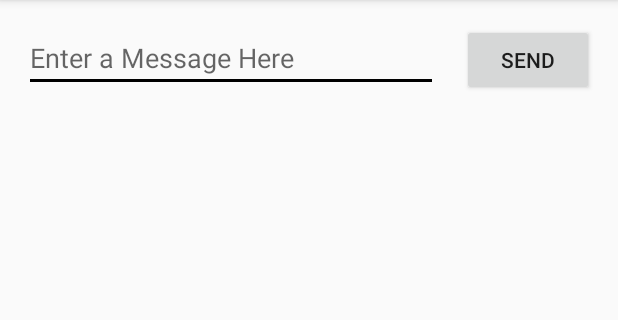
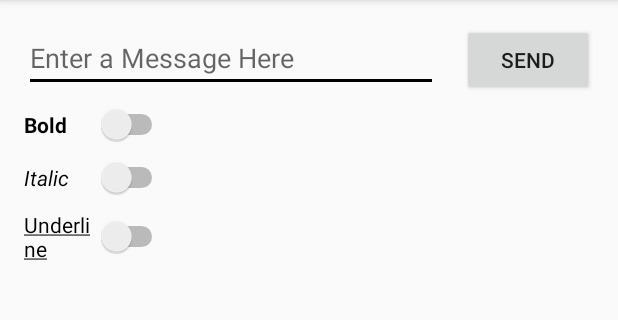
Before and after one commit to CSMACA/TutorialAndroidApp, an Android app: the screen it shows after launch (MainActivity), on a phone screen of 412 x 824 dp, the part 84-404 px from its top. Run offline under Robolectric (Android 15) with nearby library versions, the phone set to English and light mode, and no system bars.

Commit message:
Added user font typeface toggles. Doesn't currently work, will investigate.

```diff
--- a/app/src/main/java/com/example/tutorialapp/DisplayMessageActivity.kt
+++ b/app/src/main/java/com/example/tutorialapp/DisplayMessageActivity.kt
@@ -1,9 +1,12 @@
 package com.example.tutorialapp
 
+import android.graphics.Paint
+import android.graphics.Typeface
 import android.support.v7.app.AppCompatActivity
 import android.os.Bundle
 import android.widget.TextView
 import kotlinx.android.synthetic.main.activity_display_message.*
+import kotlinx.android.synthetic.main.activity_main.*
 
 class DisplayMessageActivity : AppCompatActivity() {
 
@@ -18,5 +21,15 @@ class DisplayMessageActivity : AppCompatActivity() {
         val textView = findViewById<TextView>(R.id.messageRepeated).apply {
             text = message
         }
+
+        if (bold_switch.isChecked) {
+            messageRepeated.setTypeface(textView.getTypeface(), Typeface.BOLD)
+        }
+        if (italic_switch.isChecked){
+            messageRepeated.setTypeface(textView.getTypeface(), Typeface.ITALIC)
+        }
+        if (underline_switch.isChecked){
+            messageRepeated.setPaintFlags(Paint.UNDERLINE_TEXT_FLAG)
+        }
     }
 }
--- a/app/src/main/res/layout/activity_display_message.xml
+++ b/app/src/main/res/layout/activity_display_message.xml
@@ -13,11 +13,11 @@
             app:layout_constraintEnd_toEndOf="parent" android:layout_marginStart="10dp" android:layout_marginEnd="10dp"
             app:layout_constraintBottom_toBottomOf="parent" android:layout_marginBottom="10dp"
             android:scrollbarStyle="insideOverlay"
-            android:id="@+id/repeat_scrollview">
+            android:id="@+id/repeatScrollview">
         <TextView
                 android:layout_width="match_parent"
                 android:layout_height="wrap_content" android:id="@+id/messageRepeated"
-                android:textAppearance="@style/TextAppearance.AppCompat.Display1" android:textAlignment="textStart"
+                android:textAppearance="@style/TextAppearance.AppCompat.Display1" android:layout_gravity="start" android:textAlignment="textStart"
                 android:text="@string/message_repeat_prologue" android:typeface="monospace" android:textSize="14sp"
                 android:lineSpacingExtra="14sp" android:textColor="@color/textColor"/>
     </ScrollView>
--- a/app/src/main/res/layout/activity_main.xml
+++ b/app/src/main/res/layout/activity_main.xml
@@ -13,7 +13,7 @@
             android:id="@+id/button"
             app:layout_constraintBaseline_toBaselineOf="@+id/editText"
             app:layout_constraintStart_toEndOf="@+id/editText" app:layout_constraintHorizontal_bias="0.5"
-            app:layout_constraintEnd_toEndOf="parent" android:layout_marginEnd="16dp" android:onClick="sendMessage"/>
+            app:layout_constraintEnd_toEndOf="parent" android:layout_marginRight="16dp" android:layout_marginEnd="16dp" android:onClick="sendMessage"/>
     <EditText
             android:layout_width="0dp"
             android:layout_height="wrap_content"
@@ -23,4 +23,30 @@
             app:layout_constraintEnd_toStartOf="@+id/button" android:layout_marginEnd="16dp"
             app:layout_constraintHorizontal_bias="0.5" android:layout_marginTop="16dp"
             app:layout_constraintTop_toTopOf="parent" android:inputType="text" android:hint="@string/enter_message"/>
+    <Switch
+            android:text="@string/bold_switch"
+            android:layout_width="0dp"
+            android:layout_height="wrap_content"
+            android:id="@+id/bold_switch" android:layout_marginTop="8dp"
+            app:layout_constraintTop_toBottomOf="@+id/editText" app:layout_constraintStart_toStartOf="parent"
+            android:layout_marginLeft="16dp" android:layout_marginStart="16dp" app:layout_constraintEnd_toEndOf="parent"
+            android:layout_marginEnd="300dp" android:layout_marginRight="300dp" android:textColor="@color/textColor"
+            android:textStyle="bold"/>
+    <Switch
+            android:text="@string/italic_switch"
+            android:layout_width="0dp"
+            android:layout_height="wrap_content"
+            android:id="@+id/italic_switch" android:layout_marginTop="8dp"
+            app:layout_constraintTop_toBottomOf="@+id/bold_switch" app:layout_constraintStart_toStartOf="parent"
+            android:layout_marginLeft="16dp" android:layout_marginStart="16dp" app:layout_constraintEnd_toEndOf="parent"
+            android:layout_marginEnd="300dp" android:layout_marginRight="300dp" android:textColor="@color/textColor"
+            android:textStyle="italic"/>
+    <Switch
+            android:text="@string/underline_switch"
+            android:layout_width="0dp"
+            android:layout_height="wrap_content"
+            android:id="@+id/underline_switch" android:layout_marginTop="8dp"
+            app:layout_constraintTop_toBottomOf="@+id/italic_switch" app:layout_constraintStart_toStartOf="parent"
+            android:layout_marginLeft="16dp" android:layout_marginStart="16dp" app:layout_constraintEnd_toEndOf="parent"
+            android:layout_marginEnd="300dp" android:layout_marginRight="300dp" android:textColor="@color/textColor"/>
 </android.support.constraint.ConstraintLayout>
--- a/app/src/main/res/values/strings.xml
+++ b/app/src/main/res/values/strings.xml
@@ -3,4 +3,7 @@
     <string name="button_send">Send</string>
     <string name="enter_message">Enter a Message Here</string>
     <string name="message_repeat_prologue">Your Message: %1$s</string>
+    <string name="bold_switch">Bold</string>
+    <string name="italic_switch">Italic</string>
+    <string name="underline_switch"><u>Underline</u></string>
 </resources>
```
